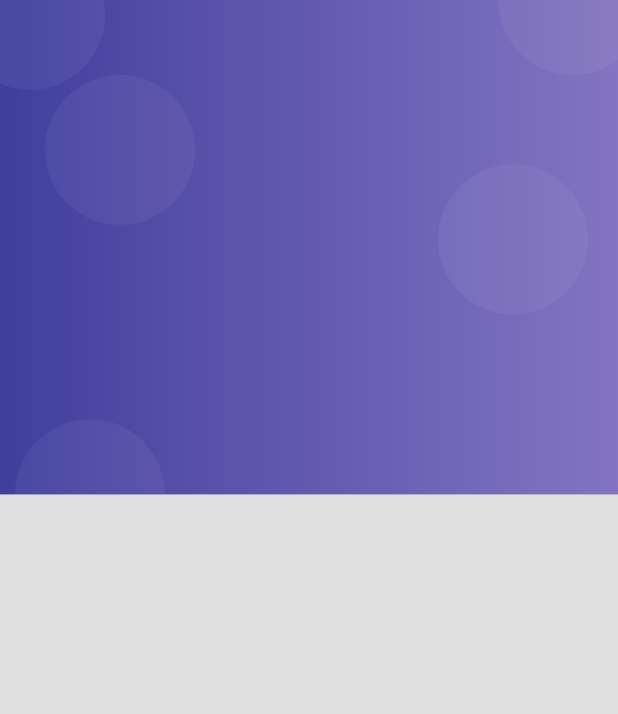
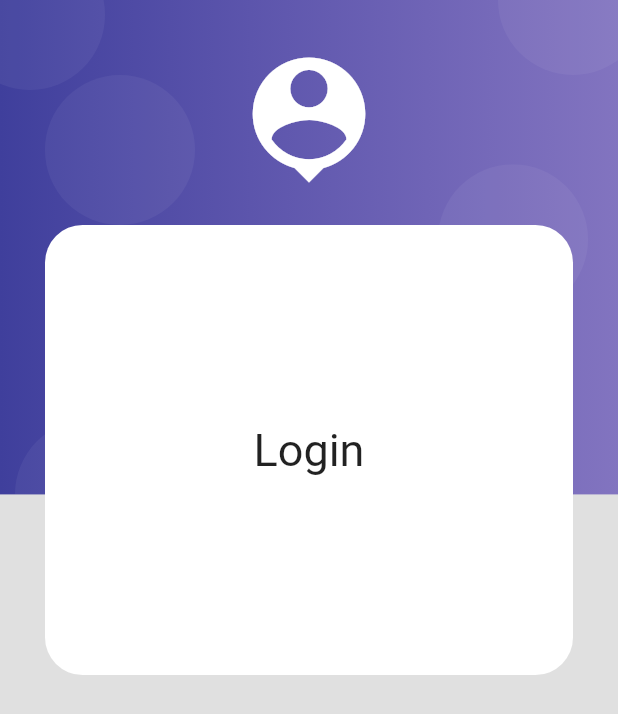
Before and after one commit to FSALVA157/fl_productos, a Flutter app: the screen it shows after launch, on a phone screen of 412 x 824 dp. Shown: the top 714 px of the screen. Run offline on Flutter 3.47's test engine with Material 2 defaults, Android fonts, the phone set to English and light mode, and no system bars.

Commit message:
tarjeta con bordes redondeados

```diff
--- a/lib/screens/login_screen.dart
+++ b/lib/screens/login_screen.dart
@@ -1,3 +1,4 @@
+import 'package:fl_productos/widgets/widget.dart';
 import 'package:fl_productos/widgets/login_background.dart';
 import 'package:flutter/material.dart';
 
@@ -7,8 +8,17 @@ class LoginScreen extends StatelessWidget {
 
   @override
   Widget build(BuildContext context) {
-    return const Scaffold(
-      body: LoginBackground()
+    return  Scaffold(
+      body: LoginBackground(
+        child: SingleChildScrollView(
+                child: Column(
+                          children: [
+                            SizedBox(height: 150),
+                            CardContainer()
+                          ],
+                      ),
+        ),
+      ),
     );
   }
 }
--- /dev/null
+++ b/lib/widgets/card_container.dart
@@ -0,0 +1,26 @@
+
+import 'package:flutter/material.dart';
+
+class CardContainer extends StatelessWidget {
+
+  const CardContainer({Key? key}) : super(key: key);
+
+  @override
+  Widget build(BuildContext context) {
+    return Padding(
+      padding: const EdgeInsets.symmetric(horizontal: 30),
+      child: Container(
+          width: double.infinity,
+          height: 300,
+
+          decoration: _DecorationCard(),
+          child: Center(child: Text('Login', style: TextStyle(fontSize: 30),)),
+      ),
+    );
+  }
+
+  BoxDecoration _DecorationCard() => BoxDecoration(
+    borderRadius: BorderRadius.circular(25),
+    color: Colors.white,
+  );
+}
--- a/lib/widgets/login_background.dart
+++ b/lib/widgets/login_background.dart
@@ -1,9 +1,10 @@
-
 import 'package:flutter/material.dart';
 
+
 class LoginBackground extends StatelessWidget {
+  final Widget child;
 
-  const LoginBackground({Key? key}) : super(key: key);
+  const LoginBackground({Key? key, required this.child}) : super(key: key);
 
   @override
   Widget build(BuildContext context) {
@@ -13,11 +14,30 @@ class LoginBackground extends StatelessWidget {
       height: double.infinity,
       child: Stack(
         children: [
-          _PurpleBackground()
+          _PurpleBackground(),
+          _IconLogin(),
+          this.child
         ],
       ),
     ),
     );
+  }
+}
+
+class _IconLogin extends StatelessWidget {
+  const _IconLogin({
+    Key? key,
+  }) : super(key: key);
+
+  @override
+  Widget build(BuildContext context) {
+    return SafeArea(
+      child: Container(
+        margin: EdgeInsets.only(top: 30),
+        width: double.infinity,
+        child: Icon(Icons.person_pin, color: Colors.white, size: 100),
+      )
+      );
   }
 }
 
--- /dev/null
+++ b/lib/widgets/widget.dart
@@ -0,0 +1 @@
+export 'package:fl_productos/widgets/card_container.dart';
```
